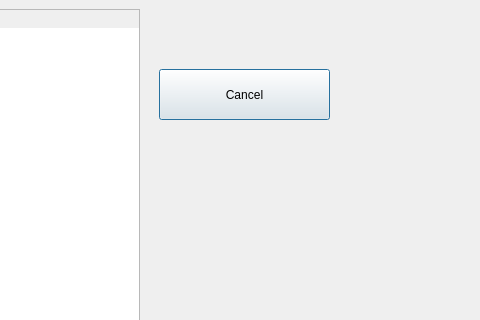
Qt form booking_history.ui (vishvanathan-k/theatre_booking) before a commit; both pictures show x 800 to 1280 and y 0 to 320 of the 1280 by 800 pixel window.
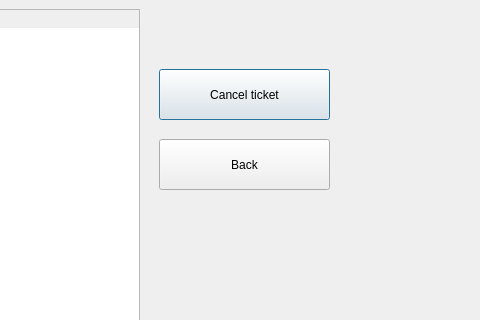
The same form after that commit.

Commit message: Add Back buttons and Security Questions

Diff of the .ui file:
```diff
--- a/booking_history.ui
+++ b/booking_history.ui
@@ -50,7 +50,20 @@
      </rect>
     </property>
     <property name="text">
-     <string>Cancel</string>
+     <string>Cancel ticket</string>
+    </property>
+   </widget>
+   <widget class="QPushButton" name="Back">
+    <property name="geometry">
+     <rect>
+      <x>960</x>
+      <y>140</y>
+      <width>171</width>
+      <height>51</height>
+     </rect>
+    </property>
+    <property name="text">
+     <string>Back</string>
     </property>
    </widget>
   </widget>
```
The commit also changes 21 other files.
